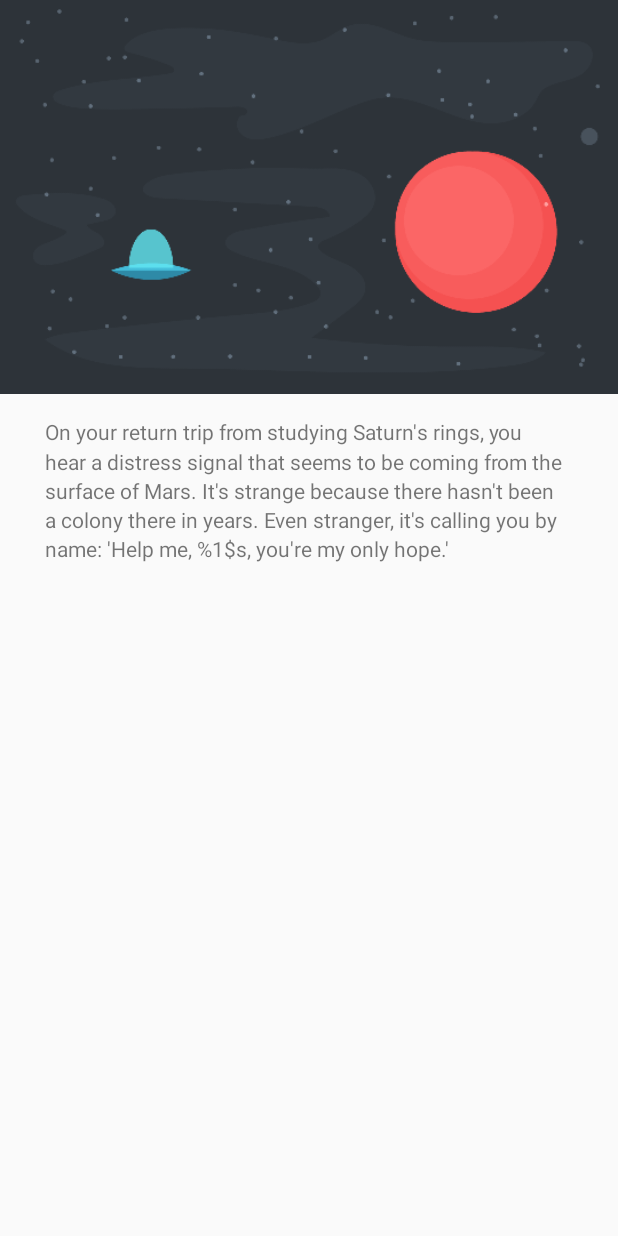
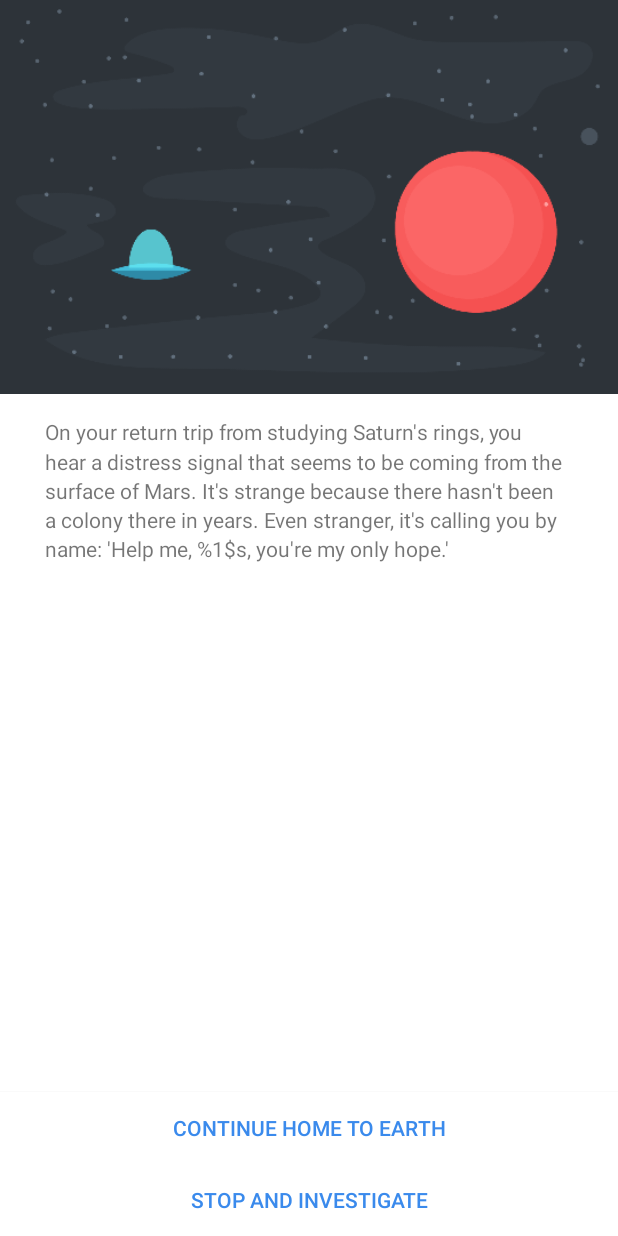
Before and after one commit to fatfer/InteractiveStory, an Android app: the StoryActivity screen opened directly, with no data from a screen before it, on a phone screen of 412 x 824 dp. Run offline under Robolectric (Android 15) with nearby library versions, the phone set to English and light mode, and no system bars.

Commit message:
added buttons and set portrait mode for story activity

```diff
--- a/app/src/main/AndroidManifest.xml
+++ b/app/src/main/AndroidManifest.xml
@@ -20,7 +20,8 @@
         <activity
             android:name=".ui.StoryActivity"
             android:label="@string/title_activity_story"
-            android:parentActivityName=".ui.MainActivity" >
+            android:parentActivityName=".ui.MainActivity"
+            android:screenOrientation="portrait" >
             <meta-data
                 android:name="android.support.PARENT_ACTIVITY"
                 android:value=".ui.MainActivity" />
--- a/app/src/main/res/layout/activity_story.xml
+++ b/app/src/main/res/layout/activity_story.xml
@@ -1,7 +1,8 @@
 <RelativeLayout xmlns:android="http://schemas.android.com/apk/res/android"
     xmlns:tools="http://schemas.android.com/tools" android:layout_width="match_parent"
     android:layout_height="match_parent"
-    tools:context="g.pher.interactivestory.ui.StoryActivity">
+    tools:context="g.pher.interactivestory.ui.StoryActivity"
+    android:background="@android:color/white">
 
     <ImageView
         android:layout_width="match_parent"
@@ -26,4 +27,26 @@
         android:paddingRight="30dp"
         android:paddingTop="15dp"
         android:lineSpacingMultiplier="1.2"/>
+
+    <Button
+        android:layout_width="match_parent"
+        android:layout_height="wrap_content"
+        android:text="stop and investigate"
+        android:id="@+id/choiceButton2"
+        android:layout_alignParentBottom="true"
+        android:layout_alignParentLeft="true"
+        android:layout_alignParentStart="true"
+        android:background="@android:color/white"
+        android:textColor="#ff3a8aec" />
+
+    <Button
+        android:layout_width="match_parent"
+        android:layout_height="wrap_content"
+        android:text="continue home to Earth"
+        android:id="@+id/choiceButton1"
+        android:layout_above="@+id/choiceButton2"
+        android:layout_alignParentLeft="true"
+        android:layout_alignParentStart="true"
+        android:background="@android:color/white"
+        android:textColor="#ff3a8aec" />
 </RelativeLayout>
```
Also changed, not shown: app/src/main/res/layout/activity_main.xml (+5 -2 lines).
